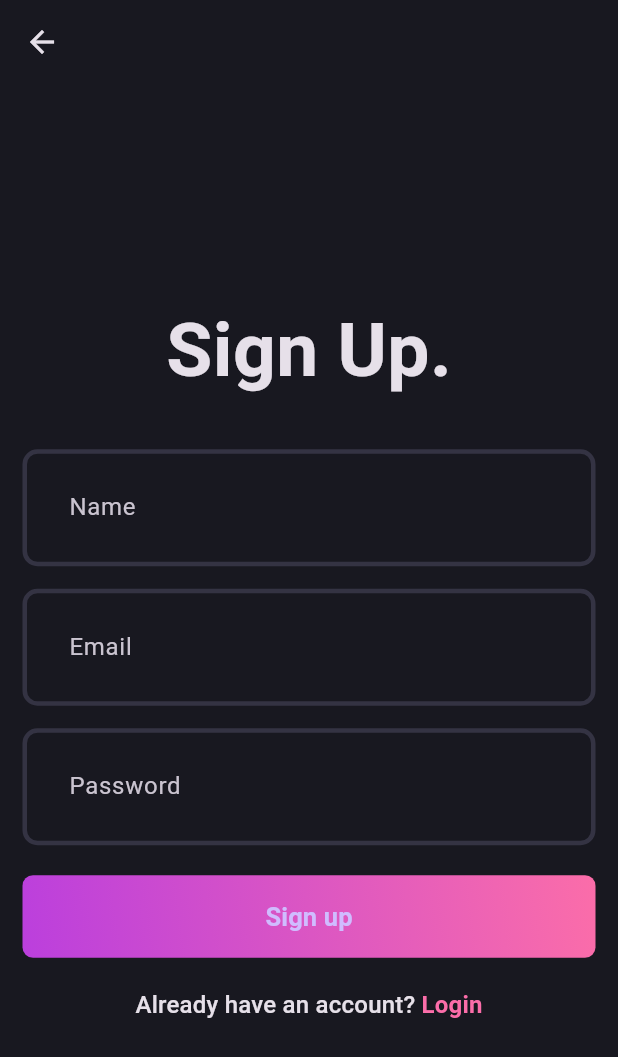
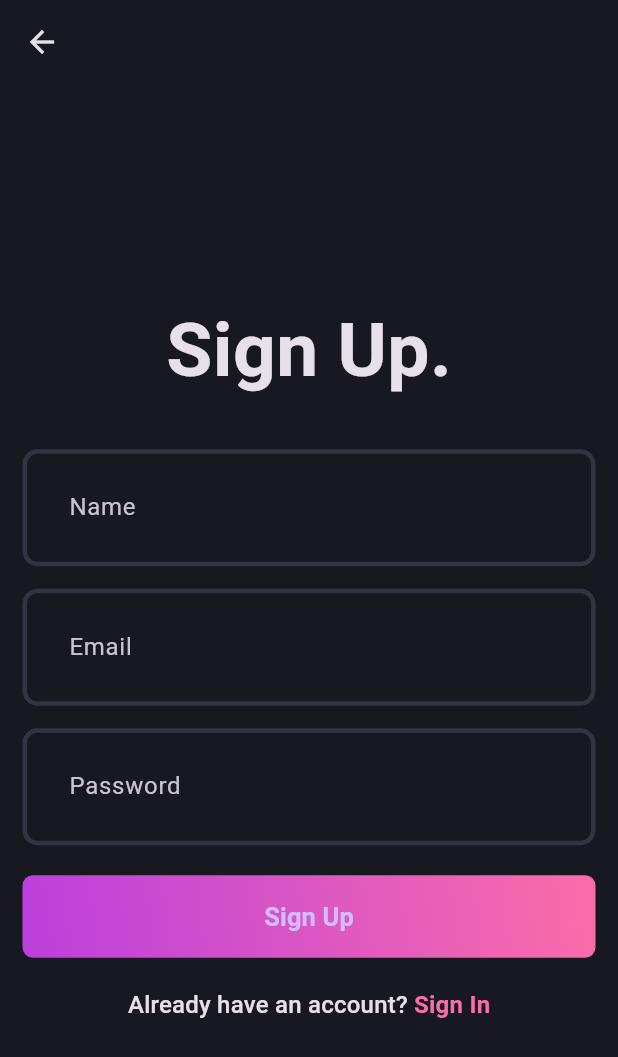
Before and after one commit to MISHRA-TUSHAR/blogster, a Flutter app: the SignUp screen opened directly, on a phone screen of 412 x 824 dp. Shown: the top 1057 px of the screen. Run offline on Flutter 3.47's test engine with Material 3 defaults, Android fonts, the phone set to English and light mode, and no system bars; our stand-ins replace flutter_bloc, fpdart, get_it, supabase_flutter; accounts and stored records are empty.

Commit message:
minor code refactor

```diff
--- /dev/null
+++ b/lib/core/common/cubits/app_users/app_user_cubit.dart
@@ -0,0 +1,16 @@
+import 'package:blogster/core/common/entities/user.dart';
+import 'package:flutter/material.dart';
+import 'package:flutter_bloc/flutter_bloc.dart';
+part 'app_user_state.dart';
+
+class AppUserCubit extends Cubit<AppUserState> {
+  AppUserCubit() : super(AppUserInitial());
+
+  void updateUser(User? user) {
+    if (user == null) {
+      emit(AppUserInitial());
+    } else {
+      emit(AppUserLoggedIn(user));
+    }
+  }
+}
--- /dev/null
+++ b/lib/core/common/cubits/app_users/app_user_state.dart
@@ -0,0 +1,11 @@
+part of 'app_user_cubit.dart';
+
+@immutable
+sealed class AppUserState {}
+
+final class AppUserInitial extends AppUserState {}
+
+final class AppUserLoggedIn extends AppUserState {
+  final User user;
+  AppUserLoggedIn(this.user);
+}
--- a/lib/features/auth/domain/entities/user.dart
+++ b/lib/core/common/entities/user.dart
@@ -1,4 +1,3 @@
-// ignore_for_file: public_member_api_docs, sort_constructors_first
 class User {
   final String id;
   final String email;
--- a/lib/features/auth/data/models/user_models.dart
+++ b/lib/features/auth/data/models/user_models.dart
@@ -1,4 +1,4 @@
-import 'package:blogster/features/auth/domain/entities/user.dart';
+import 'package:blogster/core/common/entities/user.dart';
 
 class UserModel extends User {
   UserModel({
--- a/lib/features/auth/data/repos/auth_repo_implementation.dart
+++ b/lib/features/auth/data/repos/auth_repo_implementation.dart
@@ -1,7 +1,7 @@
+import 'package:blogster/core/common/entities/user.dart';
 import 'package:blogster/core/errors/exceptions.dart';
 import 'package:blogster/core/errors/failures.dart';
 import 'package:blogster/features/auth/data/datasources/auth_supabase_data_source.dart';
-import 'package:blogster/features/auth/domain/entities/user.dart';
 import 'package:blogster/features/auth/domain/repos/auth_repo.dart';
 import 'package:fpdart/fpdart.dart';
 import 'package:supabase_flutter/supabase_flutter.dart' as sb;
--- a/lib/features/auth/domain/repos/auth_repo.dart
+++ b/lib/features/auth/domain/repos/auth_repo.dart
@@ -1,4 +1,4 @@
-import 'package:blogster/features/auth/domain/entities/user.dart';
+import 'package:blogster/core/common/entities/user.dart';
 import 'package:fpdart/fpdart.dart';
 import 'package:blogster/core/errors/failures.dart';
 
--- a/lib/features/auth/domain/useCases/current_user.dart
+++ b/lib/features/auth/domain/useCases/current_user.dart
@@ -1,6 +1,6 @@
 import 'package:blogster/core/errors/failures.dart';
 import 'package:blogster/core/usecase/usecase.dart';
-import 'package:blogster/features/auth/domain/entities/user.dart';
+import 'package:blogster/core/common/entities/user.dart';
 import 'package:blogster/features/auth/domain/repos/auth_repo.dart';
 import 'package:fpdart/fpdart.dart';
 
--- a/lib/features/auth/domain/useCases/user_login.dart
+++ b/lib/features/auth/domain/useCases/user_login.dart
@@ -1,6 +1,6 @@
 import 'package:blogster/core/errors/failures.dart';
 import 'package:blogster/core/usecase/usecase.dart';
-import 'package:blogster/features/auth/domain/entities/user.dart';
+import 'package:blogster/core/common/entities/user.dart';
 import 'package:blogster/features/auth/domain/repos/auth_repo.dart';
 import 'package:fpdart/fpdart.dart';
 
--- a/lib/features/auth/domain/useCases/user_sign_up.dart
+++ b/lib/features/auth/domain/useCases/user_sign_up.dart
@@ -1,6 +1,6 @@
 import 'package:blogster/core/errors/failures.dart';
 import 'package:blogster/core/usecase/usecase.dart';
-import 'package:blogster/features/auth/domain/entities/user.dart';
+import 'package:blogster/core/common/entities/user.dart';
 import 'package:blogster/features/auth/domain/repos/auth_repo.dart';
 import 'package:fpdart/fpdart.dart';
 
--- a/lib/features/auth/presentation/bloc/auth_bloc.dart
+++ b/lib/features/auth/presentation/bloc/auth_bloc.dart
@@ -1,5 +1,6 @@
+import 'package:blogster/core/common/cubits/app_users/app_user_cubit.dart';
 import 'package:blogster/core/usecase/usecase.dart';
-import 'package:blogster/features/auth/domain/entities/user.dart';
+import 'package:blogster/core/common/entities/user.dart';
 import 'package:blogster/features/auth/domain/useCases/current_user.dart';
 import 'package:blogster/features/auth/domain/useCases/user_login.dart';
 import 'package:blogster/features/auth/domain/useCases/user_sign_up.dart';
@@ -12,39 +13,39 @@ class AuthBloc extends Bloc<AuthEvent, AuthState> {
   final UserSignUp _userSignUp;
   final UserLogin _userLogin;
   final CurrentUser _currentUser;
+  final AppUserCubit _appUserCubit;
   AuthBloc({
     required UserSignUp userSignUp,
     required UserLogin userLogin,
     required CurrentUser currentUser,
+    required AppUserCubit appUserCubit,
   })  : _userSignUp = userSignUp,
         _userLogin = userLogin,
         _currentUser = currentUser,
+        _appUserCubit = appUserCubit,
         super(AuthInitial()) {
+    on<AuthEvent>((_, emit) => emit(AuthLoading()));
     on<AuthSignUp>(_onAuthSignUp);
     on<AuthLogin>(_onAuthLogin);
-    on<AuthIsuserLoggedIn>(_isuserLoggedIn);
+    on<AuthIsuserLoggedIn>(_isUserLoggedIn);
   }
 
-  void _isuserLoggedIn(
+  void _isUserLoggedIn(
     AuthIsuserLoggedIn event,
     Emitter<AuthState> emit,
   ) async {
     final res = await _currentUser(NoParams());
-    res.fold((failure) => emit(AuthFailure(failure.message)),
-        // (user) => emit(AuthSuccess(user)),
 
-        (user) {
-      print(user.id);
-      print(user.email);
-      emit(AuthSuccess(user));
-    });
+    res.fold(
+      (l) => emit(AuthFailure(l.message)),
+      (r) => _emitAuthSuccess(r, emit),
+    );
   }
 
   void _onAuthSignUp(
     AuthSignUp event,
     Emitter<AuthState> emit,
   ) async {
-    emit(AuthLoading());
     final res = await _userSignUp(
       UserSignUpParams(
         email: event.email,
@@ -55,9 +56,7 @@ class AuthBloc extends Bloc<AuthEvent, AuthState> {
 
     res.fold(
       (failure) => emit(AuthFailure(failure.message)),
-
-      // correct
-      (user) => emit(AuthSuccess(user)),
+      (user) => _emitAuthSuccess(user, emit),
     );
   }
 
@@ -65,17 +64,24 @@ class AuthBloc extends Bloc<AuthEvent, AuthState> {
     AuthLogin event,
     Emitter<AuthState> emit,
   ) async {
-    emit(AuthLoading());
     final res = await _userLogin(
       UserLoginParams(
         email: event.email,
         password: event.password,
       ),
-    ).then((res) {
-      res.fold(
-        (failure) => emit(AuthFailure(failure.message)),
-        (user) => emit(AuthSuccess(user)),
-      );
-    });
+    );
+
+    res.fold(
+      (l) => emit(AuthFailure(l.message)),
+      (r) => _emitAuthSuccess(r, emit),
+    );
+  }
+
+  void _emitAuthSuccess(
+    User user,
+    Emitter<AuthState> emit,
+  ) {
+    _appUserCubit.updateUser(user);
+    emit(AuthSuccess(user));
   }
 }
--- a/lib/features/auth/presentation/bloc/auth_state.dart
+++ b/lib/features/auth/presentation/bloc/auth_state.dart
@@ -11,12 +11,10 @@ final class AuthLoading extends AuthState {}
 
 final class AuthSuccess extends AuthState {
   final User user;
-
   const AuthSuccess(this.user);
 }
 
 final class AuthFailure extends AuthState {
   final String message;
-
   const AuthFailure(this.message);
 }
--- a/lib/features/auth/presentation/pages/signup_page.dart
+++ b/lib/features/auth/presentation/pages/signup_page.dart
@@ -15,10 +15,10 @@ class SignUp extends StatefulWidget {
   const SignUp({super.key});
 
   @override
-  State<SignUp> createState() => _SignUpState();
+  State<SignUp> createState() => _SignUpPageState();
 }
 
-class _SignUpState extends State<SignUp> {
+class _SignUpPageState extends State<SignUp> {
   final emailController = TextEditingController();
   final passwordController = TextEditingController();
   final nameController = TextEditingController();
@@ -48,13 +48,14 @@ class _SignUpState extends State<SignUp> {
             if (state is AuthLoading) {
               return const Loader();
             }
+
             return Form(
               key: formKey,
               child: Column(
                 mainAxisAlignment: MainAxisAlignment.center,
                 children: [
                   const Text(
-                    "Sign Up.",
+                    'Sign Up.',
                     style: TextStyle(
                       fontSize: 50,
                       fontWeight: FontWeight.bold,
@@ -62,20 +63,23 @@ class _SignUpState extends State<SignUp> {
                   ),
                   const SizedBox(height: 30),
                   AuthField(
-                    hintText: "Name",
+                    hintText: 'Name',
                     controller: nameController,
                   ),
                   const SizedBox(height: 15),
-                  AuthField(hintText: "Email", controller: emailController),
+                  AuthField(
+                    hintText: 'Email',
+                    controller: emailController,
+                  ),
                   const SizedBox(height: 15),
                   AuthField(
-                    hintText: "Password",
+                    hintText: 'Password',
                     controller: passwordController,
                     isObscureText: true,
                   ),
                   const SizedBox(height: 20),
                   AuthGradientButton(
-                    buttonText: 'Sign up',
+                    buttonText: 'Sign Up',
                     onPressed: () {
                       if (formKey.currentState!.validate()) {
                         context.read<AuthBloc>().add(
@@ -91,27 +95,26 @@ class _SignUpState extends State<SignUp> {
                   const SizedBox(height: 20),
                   GestureDetector(
                     onTap: () {
-                      Navigator.push(
-                        context,
-                        Login.route(),
-                      );
+                      Navigator.push(context, Login.route());
                     },
                     child: RichText(
                       text: TextSpan(
-                      text: "Already have an account?",
+                        text: 'Already have an account? ',
                         style: Theme.of(context).textTheme.titleMedium,
-                      children: List.generate(
-                        1,
-                        (index) => TextSpan(
-                          text: " Login",
-                          style:
-                              Theme.of(context).textTheme.titleMedium?.copyWith(
+                        children: [
+                          TextSpan(
+                            text: 'Sign In',
+                            style: Theme.of(context)
+                                .textTheme
+                                .titleMedium
+                                ?.copyWith(
                                   color: AppPallete.gradient2,
                                   fontWeight: FontWeight.bold,
                                 ),
                           ),
+                        ],
                       ),
-                    )),
+                    ),
                   ),
                 ],
               ),
--- a/lib/init_dependencies.dart
+++ b/lib/init_dependencies.dart
@@ -1,3 +1,4 @@
+import 'package:blogster/core/common/cubits/app_users/app_user_cubit.dart';
 import 'package:blogster/core/secrets/app_secrets.dart';
 import 'package:blogster/features/auth/data/datasources/auth_supabase_data_source.dart';
 import 'package:blogster/features/auth/data/repos/auth_repo_implementation.dart';
@@ -19,6 +20,7 @@ Future<void> initDependencies() async {
   );
 
   serviceLocator.registerLazySingleton(() => supabase.client);
+  serviceLocator.registerLazySingleton(() => AppUserCubit());
 }
 
 void _initAuth() {
@@ -59,6 +61,7 @@ void _initAuth() {
         userSignUp: serviceLocator(),
         userLogin: serviceLocator(),
         currentUser: serviceLocator(),
+        appUserCubit: serviceLocator(),
       ),
     );
 }
```
Also changed, not shown: lib/main.dart (+18 -6 lines). Lines whose indentation alone changed are shown as unchanged.
